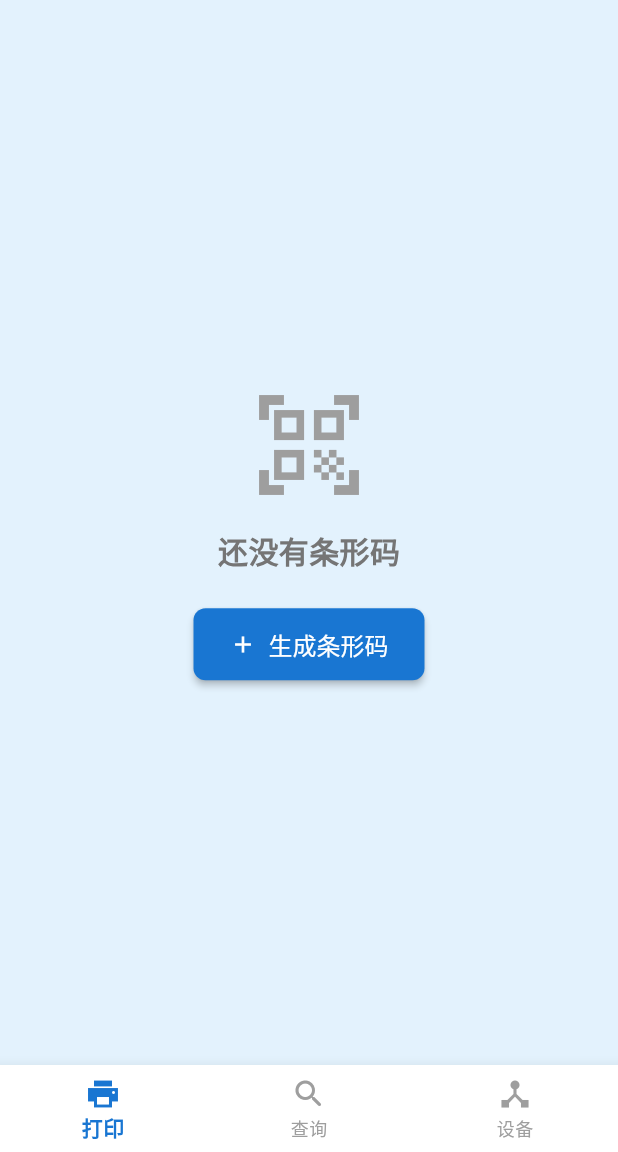
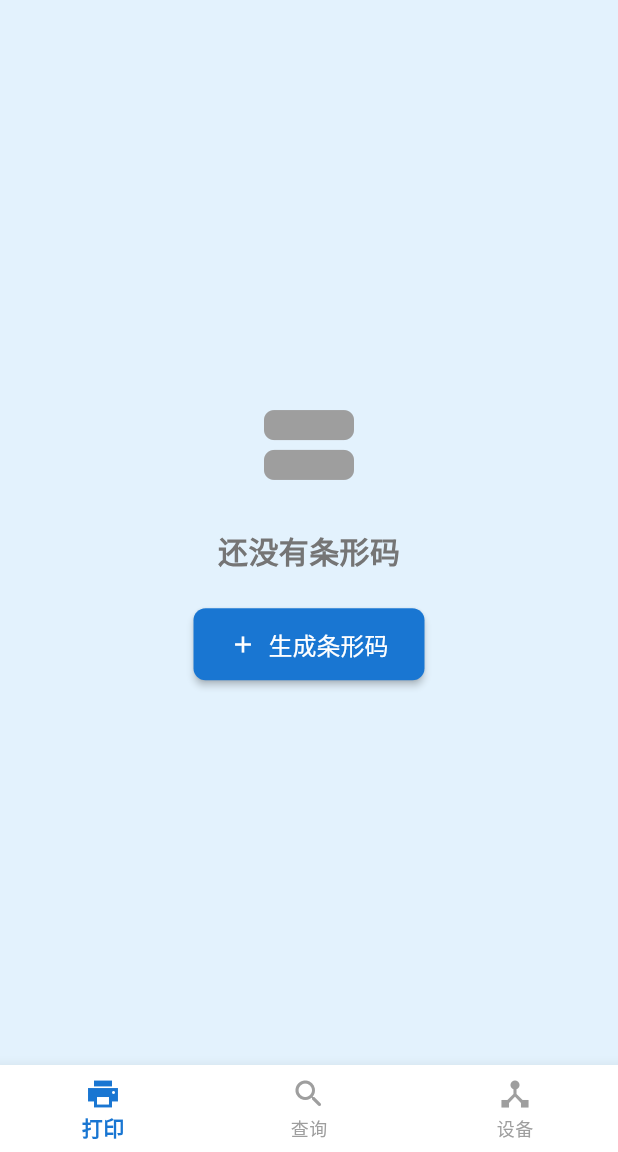
Before and after one commit to benggee/marker, a Flutter app: the screen it shows after launch, on a phone screen of 412 x 824 dp, the part 84-1236 px from its top. Run offline on Flutter 3.47's test engine with Material 3 defaults, Android fonts, the phone set to English and light mode, and no system bars; our stand-ins replace flutter_blue_plus, flutter_svg, permission_handler; missing offline and left inert: barcode, barcode_scan2, sqlite3.

Commit message:
feat: update icon

```diff
--- a/lib/features/barcode/barcode_page.dart
+++ b/lib/features/barcode/barcode_page.dart
@@ -62,7 +62,7 @@ class _BarcodePageState extends State<BarcodePage> {
         mainAxisAlignment: MainAxisAlignment.center,
         children: [
           Icon(
-            Icons.qr_code_scanner,
+            Icons.view_stream,
             size: 80,
             color: AppColors.textLight,
           ),
--- a/lib/features/scanner/scanner_page.dart
+++ b/lib/features/scanner/scanner_page.dart
@@ -205,7 +205,7 @@ class _ScannerPageState extends State<ScannerPage> {
         mainAxisAlignment: MainAxisAlignment.center,
         children: [
           Icon(
-            isSearching ? Icons.search_off : Icons.qr_code_2,
+            isSearching ? Icons.search_off : Icons.view_stream,
             size: 100,
             color: Colors.grey,
           ),
```
Also changed, not shown: pubspec.lock.
